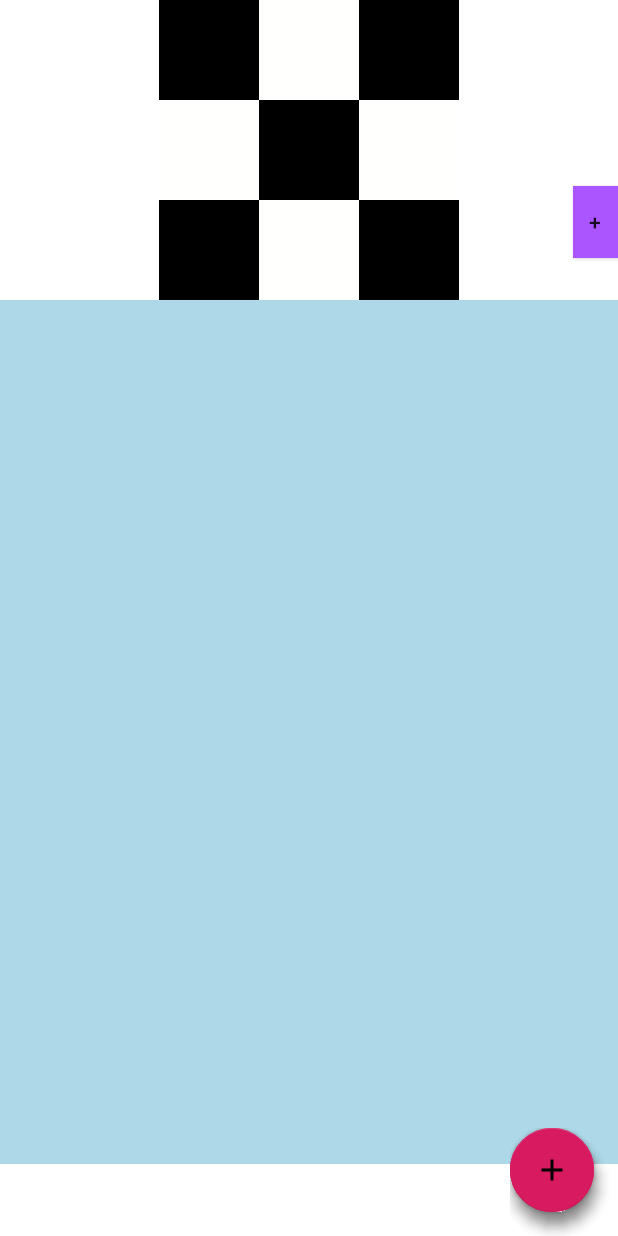
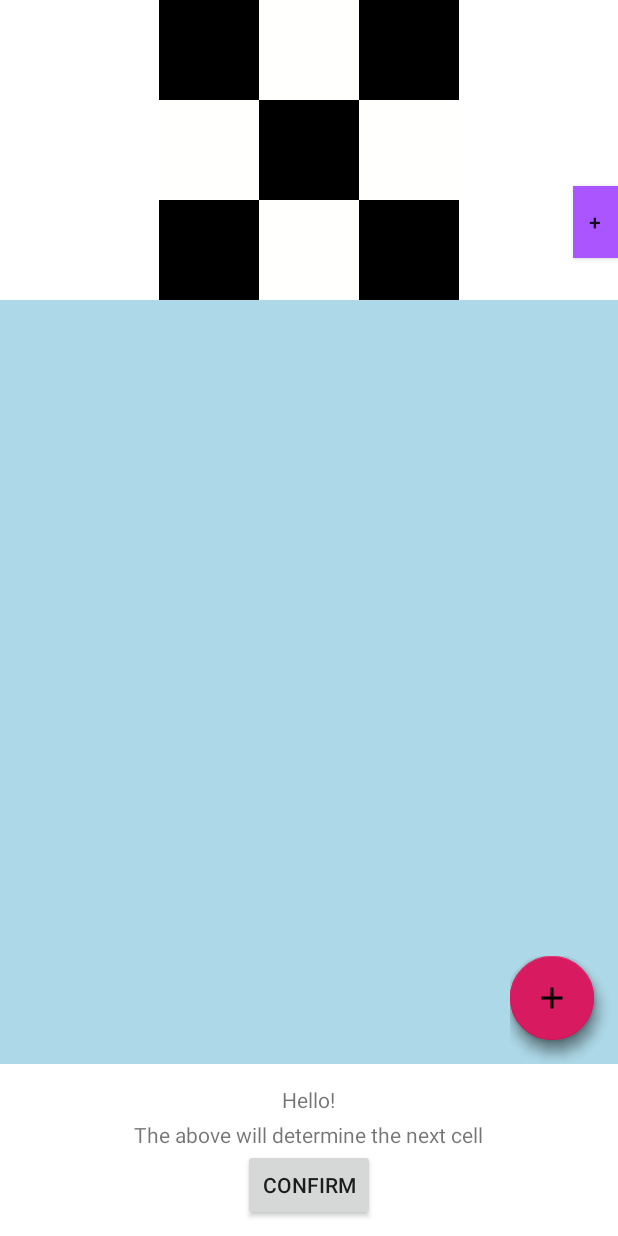
Before and after one commit to Ghilt/FractalView, an Android app: the CoreConfigFragment screen opened through its navigation route, on a phone screen of 412 x 824 dp. Run offline under Robolectric (Android 15) with nearby library versions, the light colour scheme and no system bars.

Commit message:
Add confirm button to configuration fragment

```diff
--- a/app/src/main/java/se/admdev/fractalviewer/ancestorconfig/CoreConfigFragment.kt
+++ b/app/src/main/java/se/admdev/fractalviewer/ancestorconfig/CoreConfigFragment.kt
@@ -11,6 +11,7 @@
 import androidx.interpolator.view.animation.FastOutSlowInInterpolator
 import androidx.lifecycle.Observer
 import androidx.lifecycle.ViewModelProviders
+import androidx.navigation.Navigation
 import androidx.transition.ChangeBounds
 import androidx.transition.TransitionManager
 import kotlinx.android.synthetic.main.fragment_core_config.*
@@ -36,6 +37,7 @@
         model.configNodes.observe(this, Observer<List<ConfigNode>> { items ->
             listAdapter.setDataSet(items)
             listAdapter.notifyDataSetChanged()
+            final_target_text.showLabel(items.lastOrNull()?.label)
         })
 
         model.ancestorTiles.observe(this, Observer<List<List<AncestorTile>>> { items ->
@@ -81,6 +83,10 @@
         dimming_overlay.setOnClickListener { /*Prevent click through*/ }
 
         setupFabButtons()
+
+        confirm_core_button.setOnClickListener {
+            Navigation.findNavController(view).navigate(R.id.action_coreConfigFragment_to_fractalCanvasFragment)
+        }
     }
 
     private fun setupFabButtons() {
@@ -108,7 +114,7 @@
             constraint.applyTo(fab_space)
             expanded = !expanded
 
-            if (expanded){
+            if (expanded) {
                 val d = getDrawable(resources, R.drawable.plus_to_cross_anim, null) as AnimatedVectorDrawable
                 add_config_node_menu_fab.setImageDrawable(d)
                 d.start()
@@ -142,7 +148,11 @@
             ancestor_grid.translationZ = resources.getDimension(R.dimen.view_elevation_large)
             if (!isCreateNodeFragmentShown()) {
                 childFragmentManager.beginTransaction()
-                    .add(R.id.create_node_frame, CreateOperationNodeFragment.newInstance(), CreateOperationNodeFragment.TAG)
+                    .add(
+                        R.id.create_node_frame,
+                        CreateOperationNodeFragment.newInstance(),
+                        CreateOperationNodeFragment.TAG
+                    )
                     .addToBackStack(CreateOperationNodeFragment.TAG)
                     .commit()
             }
@@ -166,7 +176,9 @@
         }
     }
 
-    private fun isCreateNodeFragmentShown() = childFragmentManager.findFragmentByTag(CreateOperationNodeFragment.TAG) != null
+    private fun isCreateNodeFragmentShown() =
+        childFragmentManager.findFragmentByTag(CreateOperationNodeFragment.TAG) != null
+
     private fun isCreateConditionalNodeFragmentShown() =
         childFragmentManager.findFragmentByTag(CreateConditionalNodeFragment.TAG) != null
 
--- /dev/null
+++ b/app/src/main/res/anim/slide_out_left_rotate.xml
@@ -0,0 +1,18 @@
+<?xml version="1.0" encoding="utf-8"?>
+<set xmlns:android="http://schemas.android.com/apk/res/android">
+
+    <translate
+        android:duration="@integer/animation_ms"
+        android:fromXDelta="0%"
+        android:fromYDelta="0%"
+        android:toXDelta="-100%"
+        android:toYDelta="-20%" />
+
+    <rotate
+        android:duration="@integer/animation_ms"
+        android:fromDegrees="0"
+        android:pivotX="100%"
+        android:pivotY="0%"
+        android:repeatCount="0"
+        android:toDegrees="40" />
+</set>
--- a/app/src/main/res/layout/fragment_core_config.xml
+++ b/app/src/main/res/layout/fragment_core_config.xml
@@ -55,15 +55,38 @@
         tools:itemCount="2"
         tools:listitem="@layout/list_item_operation_node" />
 
-    <Button
+
+    <androidx.appcompat.widget.LinearLayoutCompat
         android:id="@+id/target"
-        android:layout_width="wrap_content"
+        android:layout_width="match_parent"
         android:layout_height="wrap_content"
-        android:background="#A5F"
-        android:text="@string/ancestor_configuration_target"
+        android:orientation="vertical"
         app:layout_constraintBottom_toBottomOf="parent"
         app:layout_constraintEnd_toStartOf="parent"
-        app:layout_constraintStart_toEndOf="parent" />
+        android:padding="10dp"
+        android:gravity="center_horizontal"
+        app:layout_constraintStart_toEndOf="parent">
+
+        <TextView
+            android:id="@+id/final_target_text"
+            android:layout_width="wrap_content"
+            android:layout_height="wrap_content"
+            android:padding="@dimen/node_label_padding"
+            android:text="@string/placeholder_hello"/>
+
+        <TextView
+            android:layout_width="wrap_content"
+            android:layout_height="wrap_content"
+            android:text="@string/placeholder_target_text"/>
+
+        <Button
+            android:id="@+id/confirm_core_button"
+            android:layout_width="wrap_content"
+            android:layout_height="wrap_content"
+            android:text="@string/ancestor_configuration_confirm" />
+
+    </androidx.appcompat.widget.LinearLayoutCompat>
+
 
     <View
         android:id="@+id/dimming_overlay"
@@ -90,7 +113,7 @@
         layout="@layout/layout_add_buttons"
         android:layout_width="wrap_content"
         android:layout_height="wrap_content"
-        app:layout_constraintBottom_toBottomOf="parent"
+        app:layout_constraintBottom_toBottomOf="@id/node_list"
         app:layout_constraintEnd_toEndOf="parent" />
 
 </androidx.constraintlayout.widget.ConstraintLayout>
--- a/app/src/main/res/layout/list_item_condition_node.xml
+++ b/app/src/main/res/layout/list_item_condition_node.xml
@@ -12,7 +12,7 @@
         android:layout_width="wrap_content"
         android:layout_height="wrap_content"
         android:layout_marginEnd="10dp"
-        android:padding="4dp"
+        android:padding="@dimen/node_label_padding"
         android:textSize="18sp"
         tools:background="@color/colorPrimary"
         tools:text="A" />
@@ -29,9 +29,8 @@
         android:layout_width="wrap_content"
         android:layout_height="wrap_content"
         android:layout_margin="5dp"
+        android:padding="@dimen/node_label_padding"
         android:textSize="18sp"
-        android:padding="4dp"
-
         tools:background="@color/colorPrimary"
         tools:text="B" />
 
@@ -47,10 +46,9 @@
         android:layout_width="wrap_content"
         android:layout_height="wrap_content"
         android:layout_margin="5dp"
+        android:padding="@dimen/node_label_padding"
         android:text="@string/node_list_sum_all_end_bracket"
         android:textSize="18sp"
-        android:padding="4dp"
-
         tools:background="@color/colorPrimary"
         tools:text="C" />
 
@@ -66,10 +64,9 @@
         android:layout_width="wrap_content"
         android:layout_height="wrap_content"
         android:layout_margin="5dp"
+        android:padding="@dimen/node_label_padding"
         android:text="@string/node_list_sum_all_end_bracket"
         android:textSize="18sp"
-        android:padding="4dp"
-
         tools:background="@color/colorPrimary"
         tools:text="D" />
 
--- a/app/src/main/res/layout/list_item_operation_node.xml
+++ b/app/src/main/res/layout/list_item_operation_node.xml
@@ -13,7 +13,7 @@
         android:layout_width="wrap_content"
         android:layout_height="wrap_content"
         android:layout_marginEnd="10dp"
-        android:padding="4dp"
+        android:padding="@dimen/node_label_padding"
         android:textSize="18sp"
         tools:background="@color/colorPrimary"
         tools:text="A" />
@@ -48,7 +48,7 @@
         android:layout_width="wrap_content"
         android:layout_height="wrap_content"
         android:textSize="18sp"
-        android:padding="4dp"
+        android:padding="@dimen/node_label_padding"
         tools:background="@color/colorAccent"
         android:layout_margin="5dp"
         tools:text="C"/>
--- a/app/src/main/res/navigation/navigation_graph.xml
+++ b/app/src/main/res/navigation/navigation_graph.xml
@@ -6,16 +6,26 @@
 
     <fragment android:id="@+id/startFragment" android:name="se.admdev.fractalviewer.StartFragment"
               android:label="fragment_start" tools:layout="@layout/fragment_start">
-        <action android:id="@+id/action_startFragment_to_coreConfigFragment" app:destination="@id/coreConfigFragment"
-                app:enterAnim="@anim/slide_in_right" app:exitAnim="@anim/slide_out_left"
-                app:popEnterAnim="@anim/slide_in_left" app:popExitAnim="@anim/slide_out_right"/>
+        <action
+            android:id="@+id/action_startFragment_to_coreConfigFragment"
+            app:destination="@id/coreConfigFragment"
+            app:exitAnim="@anim/slide_out_left_rotate"
+            app:popEnterAnim="@anim/slide_in_left"
+            app:popExitAnim="@anim/slide_out_right" />
         <action android:id="@+id/action_startFragment_to_fractalCanvasFragment"
                 app:destination="@id/fractalCanvasFragment" app:enterAnim="@anim/fade_in"
                 app:exitAnim="@anim/fade_out" app:popEnterAnim="@anim/fade_in" app:popExitAnim="@anim/fade_out"/>
     </fragment>
     <fragment android:id="@+id/coreConfigFragment"
               android:name="se.admdev.fractalviewer.ancestorconfig.CoreConfigFragment"
-              android:label="CoreConfigFragment"/>
+              android:label="CoreConfigFragment">
+        <action
+            android:id="@+id/action_coreConfigFragment_to_fractalCanvasFragment"
+            app:destination="@id/fractalCanvasFragment"
+            app:exitAnim="@anim/slide_out_left_rotate"
+            app:popEnterAnim="@anim/slide_in_left"
+            app:popExitAnim="@anim/slide_out_right" />
+    </fragment>
     <fragment android:id="@+id/fractalCanvasFragment"
               android:name="se.admdev.fractalviewer.canvas.FractalCanvasFragment"
               android:label="FractalCanvasFragment"/>
--- a/app/src/main/res/values/dimens.xml
+++ b/app/src/main/res/values/dimens.xml
@@ -6,6 +6,7 @@
     <dimen name="view_elevation_mid">2dp</dimen>
     <dimen name="view_elevation_large">4dp</dimen>
     <dimen name="fab_spacing">10dp</dimen>
+    <dimen name="node_label_padding">4dp</dimen>
 
     <integer name="animation_ms">300</integer>
 
--- a/app/src/main/res/values/strings.xml
+++ b/app/src/main/res/values/strings.xml
@@ -4,12 +4,13 @@
     <string name="general_accept">Accept</string>
     <string name="general_not_enough_input_error">Not enough input</string>
 
-    <string name="ancestor_configuration_target">Target</string>
+    <string name="ancestor_configuration_confirm">Confirm</string>
     <string name="ancestor_config_plus">+</string>
     <string name="ancestor_config_minus">-</string>
     <string name="placeholder_hello">Hello!</string>
     <string name="placeholder_select_operator">Select operator</string>
     <string name="placeholder_select_operand">Select operand</string>
+    <string name="placeholder_target_text"> The above will determine the next cell</string>
 
     <string name="node_list_create_conditional_part1">if (</string>
     <string name="node_list_create_conditional_part2">)</string>
```
Also changed, not shown: app/src/main/res/anim/rotate_45_degrees.xml (indentation only).
